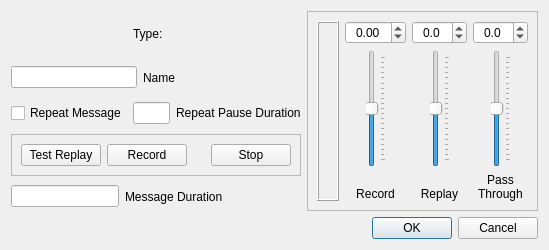
Rsclub22/Minos2-Mirror, file mqt/MqtLogger/txVmExternalButtonDialog.ui: the form before one commit.
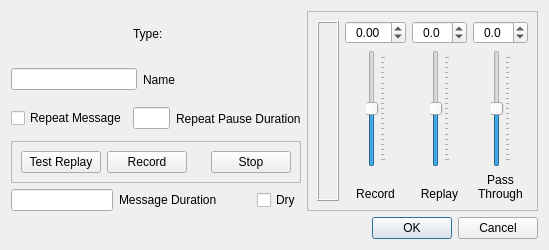
The form after the commit. Custom widgets are drawn as their Qt base class.

What changed in the file:
```diff
--- a/mqt/MqtLogger/txVmExternalButtonDialog.ui
+++ b/mqt/MqtLogger/txVmExternalButtonDialog.ui
@@ -219,6 +219,13 @@
            </property>
           </spacer>
          </item>
+         <item>
+          <widget class="QCheckBox" name="dryCheckBox">
+           <property name="text">
+            <string>Dry</string>
+           </property>
+          </widget>
+         </item>
         </layout>
        </item>
       </layout>
```
